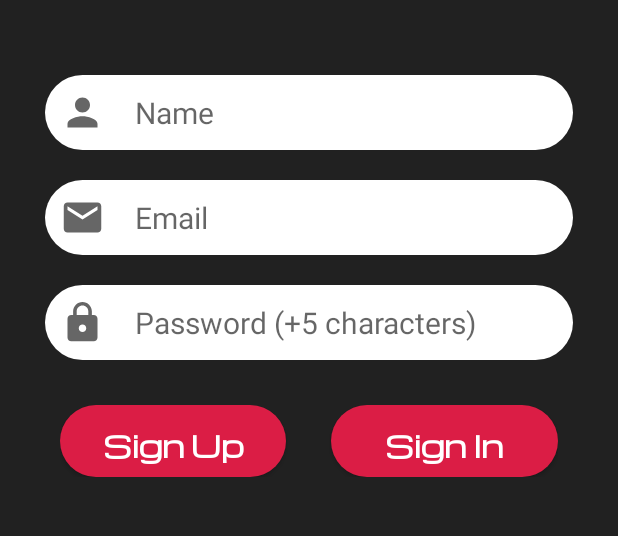
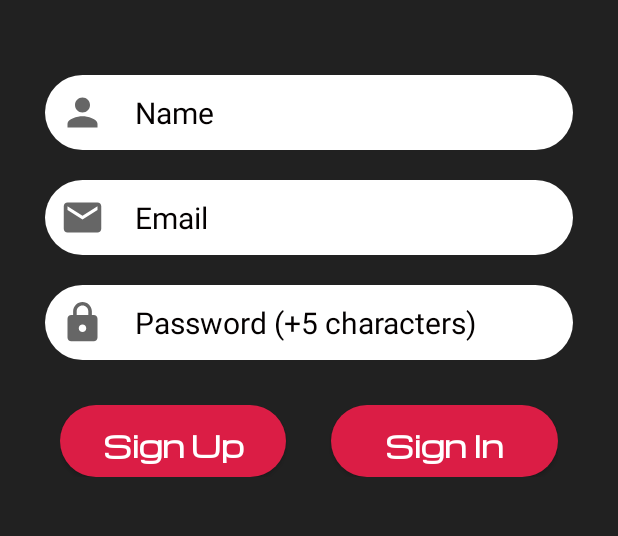
Before and after one commit to Shail-1231/College-Social-Main, an Android app: the layout activity_login.xml on its own in the app's theme, with its tools: preview values and no code run, on a phone screen of 412 x 824 dp, the part 287-823 px from its top. Run offline under Robolectric (Android 15) with nearby library versions, the phone set to English and light mode, and no system bars.

Commit message:
Dark Mode Done

```diff
--- a/app/src/main/res/layout-v21/activity_login.xml
+++ b/app/src/main/res/layout-v21/activity_login.xml
@@ -5,6 +5,7 @@
     android:layout_width="match_parent"
     android:layout_height="match_parent"
     android:background="#212121"
+    android:forceDarkAllowed="false"
     android:orientation="vertical"
     android:padding="30dp"
     tools:context=".LoginActivity">
@@ -101,9 +102,9 @@
                     android:background="@drawable/button_bg"
                     android:fontFamily="@font/michroma"
                     android:text="Sign Up"
-                    android:textSize="19sp"
                     android:textAllCaps="false"
                     android:textColor="#fff"
+                    android:textSize="19sp"
                     android:textStyle="bold"
                     tools:ignore="HardcodedText" />
 
@@ -112,12 +113,12 @@
                     android:layout_width="37dp"
                     android:layout_height="wrap_content"
                     android:layout_weight="1"
-                    android:textSize="19sp"
                     android:background="@drawable/button_bg"
                     android:fontFamily="@font/michroma"
                     android:text="Sign In"
                     android:textAllCaps="false"
                     android:textColor="#fff"
+                    android:textSize="19sp"
                     android:textStyle="bold"
                     tools:ignore="HardcodedText" />
 
--- a/app/src/main/res/layout/activity_login.xml
+++ b/app/src/main/res/layout/activity_login.xml
@@ -5,6 +5,7 @@
     android:layout_width="match_parent"
     android:layout_height="match_parent"
     android:background="#212121"
+    android:forceDarkAllowed="false"
     android:orientation="vertical"
     android:padding="30dp"
     tools:context=".LoginActivity">
@@ -51,6 +52,7 @@
                 android:hint="Name"
                 android:inputType="textPersonName"
                 android:padding="10dp"
+                android:textColorHint="#040000"
                 android:textSize="20sp"
                 tools:ignore="HardcodedText" />
 
@@ -67,6 +69,7 @@
                 android:hint="Email"
                 android:inputType="textEmailAddress"
                 android:padding="10dp"
+                android:textColorHint="#040000"
                 android:textSize="20sp"
                 tools:ignore="HardcodedText" />
 
@@ -82,6 +85,7 @@
                 android:hint="Password (+5 characters)"
                 android:inputType="textPassword"
                 android:padding="10dp"
+                android:textColorHint="#040000"
                 android:textSize="20sp"
                 tools:ignore="HardcodedText" />
 
--- a/app/src/main/res/values-night/themes.xml
+++ b/app/src/main/res/values-night/themes.xml
@@ -1,6 +1,6 @@
 <resources xmlns:tools="http://schemas.android.com/tools">
     <!-- Base application theme. -->
-    <style name="Theme.CollegeSocial" parent="Theme.MaterialComponents.DayNight.DarkActionBar">
+    <style name="Theme.CollegeSocial" parent="Theme.MaterialComponents.Light.NoActionBar">
         <!-- Primary brand color. -->
         <item name="colorPrimary">#212121</item>
         <item name="colorPrimaryVariant">#212121</item>
--- /dev/null
+++ b/app/src/main/res/values-v29/themes.xml
@@ -0,0 +1,22 @@
+<?xml version="1.0" encoding="utf-8"?>
+<resources>
+
+    <style name="Theme.CollegeSocial" parent="Theme.MaterialComponents.DayNight.NoActionBar">
+        <!-- Primary brand color. -->
+        <item name="colorPrimary">#212121</item>
+        <item name="colorPrimaryVariant">#212121</item>
+        <item name="colorOnPrimary">@color/white</item>
+        <!-- Secondary brand color. -->
+        <item name="colorSecondary">@color/teal_200</item>
+        <item name="colorSecondaryVariant">@color/teal_700</item>
+        <item name="colorOnSecondary">@color/black</item>
+        <!-- Status bar color. -->
+        <item name="android:statusBarColor" >?attr/colorPrimaryVariant</item>
+        <!-- Customize your theme here. -->
+        <item name="windowActionBar">false</item>
+        <item name="windowNoTitle">true</item>
+        <!-- Primary textcolor -->
+        <item name="android:textColor">#ffffff</item>
+        <item name="android:forceDarkAllowed">true</item>
+    </style>
+</resources>
--- a/app/src/main/res/values/themes.xml
+++ b/app/src/main/res/values/themes.xml
@@ -1,6 +1,6 @@
 <resources xmlns:tools="http://schemas.android.com/tools">
     <!-- Base application theme. -->
-    <style name="Theme.CollegeSocial" parent="Theme.MaterialComponents.DayNight.DarkActionBar">
+    <style name="Theme.CollegeSocial" parent="Theme.MaterialComponents.Light.NoActionBar">
         <!-- Primary brand color. -->
         <item name="colorPrimary">#212121</item>
         <item name="colorPrimaryVariant">#212121</item>
```
Also changed, not shown: app/src/main/java/com/myapp/collegesocial/LoginActivity.java (+17 -4 lines).
